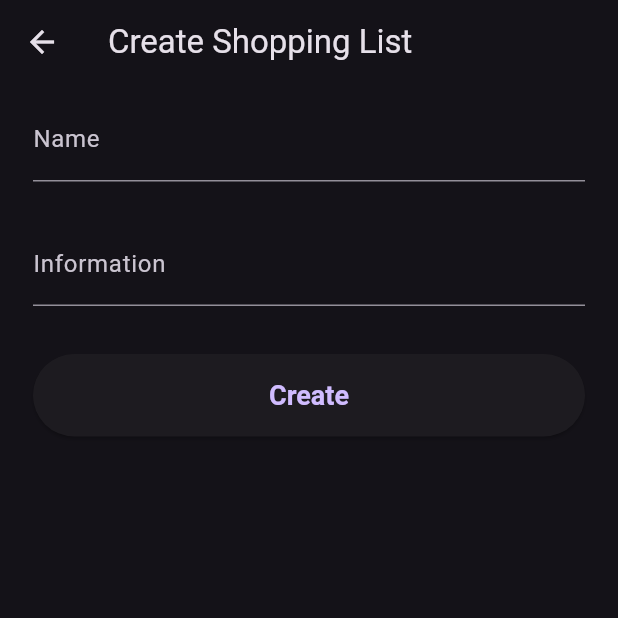
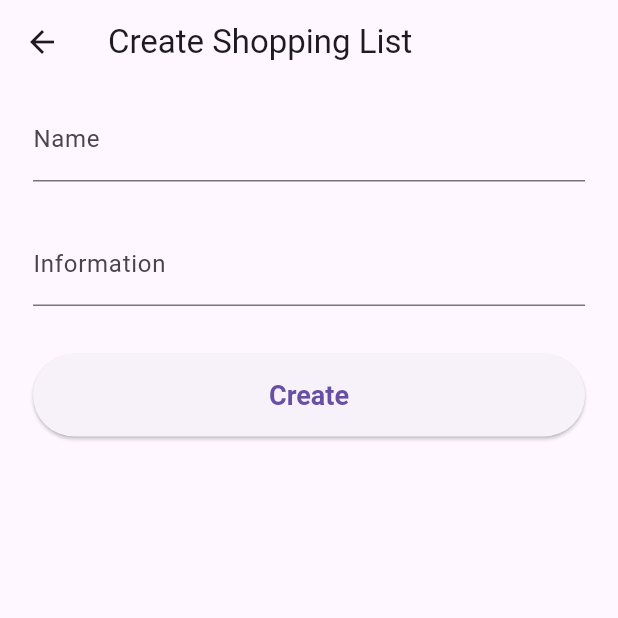
Before and after one commit to girish54321/Shoping-List, a Flutter app: the screen it shows after launch, after a tap on the "add" icon, on a phone screen of 412 x 824 dp, the top half of it. Run offline on Flutter 3.47's test engine with Material 3 defaults, Android fonts, the phone set to English and light mode, and no system bars; our stand-ins replace get, get_storage, page_transition, sqflite; missing offline and left inert: pull_to_refresh_new; accounts and stored records are empty.

Commit message:
small change

```diff
--- a/lib/app/AddShopingItem/AddShopingItemScreen.dart
+++ b/lib/app/AddShopingItem/AddShopingItemScreen.dart
@@ -40,6 +40,8 @@ class _AddShopingItemState extends State<AddShopingItem>
   void loadListItem() {
     shopingListController.getShopingListItemCompleted();
     shopingListController.getShopingListItemInProgress();
+    shopingListController.loadCompletedShopingList();
+    shopingListController.loadInProgressShopingList();
   }
 
   @override
--- /dev/null
+++ b/lib/app/getx/SettingController.dart
@@ -0,0 +1,55 @@
+import 'package:flutter/material.dart';
+import 'package:get/get.dart';
+import 'package:get_storage/get_storage.dart';
+
+class LocaleWidgetPair {
+  Locale locale;
+  Widget widget;
+
+  LocaleWidgetPair(this.locale, this.widget);
+}
+
+class SettingController extends GetxController {
+  RxBool isDark = false.obs;
+  GetStorage box = GetStorage();
+
+  @override
+  void onReady() {
+    super.onReady();
+    loadThem();
+  }
+
+  //* Local Settings
+  void loadThem() {
+    if (box.hasData('darkThem')) {
+      var isSavedDark = box.read('darkThem');
+      if (isSavedDark) {
+        isDark.value = true;
+        Get.changeThemeMode(ThemeMode.dark);
+      } else {
+        isDark.value = false;
+        Get.changeThemeMode(ThemeMode.light);
+      }
+    } else {
+      isDark.value = false;
+      Get.changeThemeMode(ThemeMode.light);
+    }
+  }
+
+  void saveThemSetting(bool value) {
+    box.write("darkThem", value);
+  }
+
+  void toggleThem() {
+    isDark.value = !isDark.value;
+    if (isDark.value == true) {
+      saveThemSetting(true);
+      // Get.changeTheme(_darkTheme);
+      Get.changeThemeMode(ThemeMode.dark);
+    } else if (isDark.value == false) {
+      saveThemSetting(false);
+      // Get.changeTheme(_lightTheme);
+      Get.changeThemeMode(ThemeMode.light);
+    }
+  }
+}
--- a/lib/app/homeScreen/MainHomeScreen.dart
+++ b/lib/app/homeScreen/MainHomeScreen.dart
@@ -1,6 +1,8 @@
 import 'package:flutter/material.dart';
 import 'package:get/instance_manager.dart';
 import 'package:get/state_manager.dart';
+import 'package:local_app/Helper/helper.dart';
+import 'package:local_app/app/SettingsScreen/SettingsScreen.dart';
 import 'package:local_app/app/ShopingList/ShopingList.dart';
 import 'package:local_app/app/getx/ShopingListController.dart';
 
@@ -21,10 +23,19 @@ class _MainHomeScreenState extends State<MainHomeScreen> {
     });
   }
 
+  void goToSettings() {
+    Helper().goToPage(context: context, child: SettingsScreen());
+  }
+
   @override
   Widget build(BuildContext context) {
     return Scaffold(
-      appBar: AppBar(title: const Text('Shoping List')),
+      appBar: AppBar(
+        title: const Text('Shoping List'),
+        actions: [
+          IconButton(onPressed: goToSettings, icon: Icon(Icons.settings)),
+        ],
+      ),
       body:
           _selectedIndex == 0
               ? Obx(
--- a/lib/main.dart
+++ b/lib/main.dart
@@ -3,6 +3,7 @@ import 'package:get/get_instance/src/get_instance.dart';
 import 'package:get/get_navigation/src/root/get_material_app.dart';
 import 'package:get/get_navigation/src/routes/get_route.dart';
 import 'package:local_app/app/HomeScreen/MainHomeScreen.dart';
+import 'package:local_app/app/getx/SettingController.dart';
 import 'package:local_app/app/getx/ShopingListController.dart';
 
 void main() {
@@ -20,10 +21,10 @@ class _MyAppState extends State<MyApp> {
   @override
   Widget build(BuildContext context) {
     GetInstance().put<ShopingListController>(ShopingListController());
+    GetInstance().put<SettingController>(SettingController());
     return GetMaterialApp(
+      darkTheme: ThemeData(brightness: Brightness.dark),
       title: 'Flutter Demo',
-      darkTheme: ThemeData(brightness: Brightness.dark),
-      theme: ThemeData(brightness: Brightness.dark),
       getPages: [
         GetPage(
           name: '/',
--- a/pubspec.yaml
+++ b/pubspec.yaml
@@ -40,6 +40,7 @@ dependencies:
   animate_do: ^3.3.4
   rules: ^2.0.0
   get: ^4.7.2
+  get_storage: ^2.1.1
   pull_to_refresh_new: ^2.0.5
 
 
```
Also changed, not shown: lib/app/SettingsScreen/SettingsScreen.dart (added, +36 -0 lines), pubspec.lock, 1 other file.
